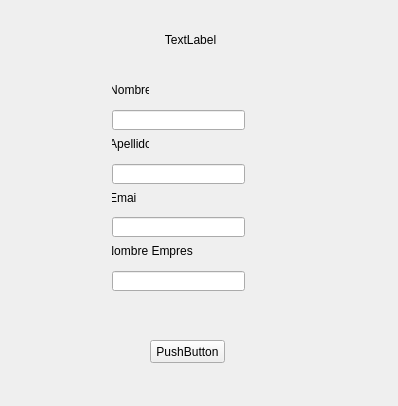
First picture: the form in Resources/Scenes/SignUpScene.ui, repository victorveleze/NoName, before the edit.
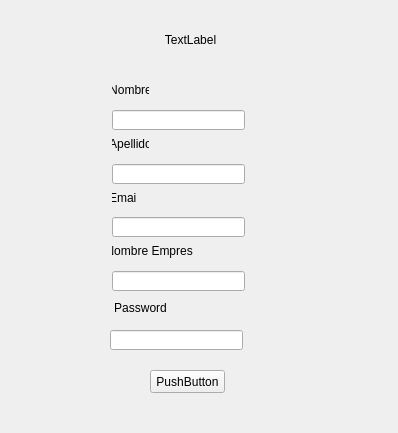
Second picture: the form after the edit.

Commit message: Refactoring folders and adding scenes

What changed in the file:
```diff
--- a/Resources/Scenes/SignUpScene.ui
+++ b/Resources/Scenes/SignUpScene.ui
@@ -7,7 +7,7 @@
     <x>0</x>
     <y>0</y>
     <width>398</width>
-    <height>406</height>
+    <height>433</height>
    </rect>
   </property>
   <property name="windowTitle">
@@ -33,7 +33,7 @@
    <property name="geometry">
     <rect>
      <x>150</x>
-     <y>340</y>
+     <y>370</y>
      <width>75</width>
      <height>23</height>
     </rect>
@@ -158,6 +158,35 @@
     <set>Qt::AlignCenter</set>
    </property>
   </widget>
+  <widget class="QLabel" name="L_Password">
+   <property name="geometry">
+    <rect>
+     <x>100</x>
+     <y>300</y>
+     <width>81</width>
+     <height>16</height>
+    </rect>
+   </property>
+   <property name="text">
+    <string>Password</string>
+   </property>
+   <property name="alignment">
+    <set>Qt::AlignCenter</set>
+   </property>
+  </widget>
+  <widget class="QLineEdit" name="LE_Password">
+   <property name="geometry">
+    <rect>
+     <x>110</x>
+     <y>330</y>
+     <width>133</width>
+     <height>20</height>
+    </rect>
+   </property>
+   <property name="alignment">
+    <set>Qt::AlignCenter</set>
+   </property>
+  </widget>
  </widget>
  <resources/>
  <connections/>
```
Left out of the diff: 10 changed lines with no effect on the pictures. The commit also changes 12 other files.
